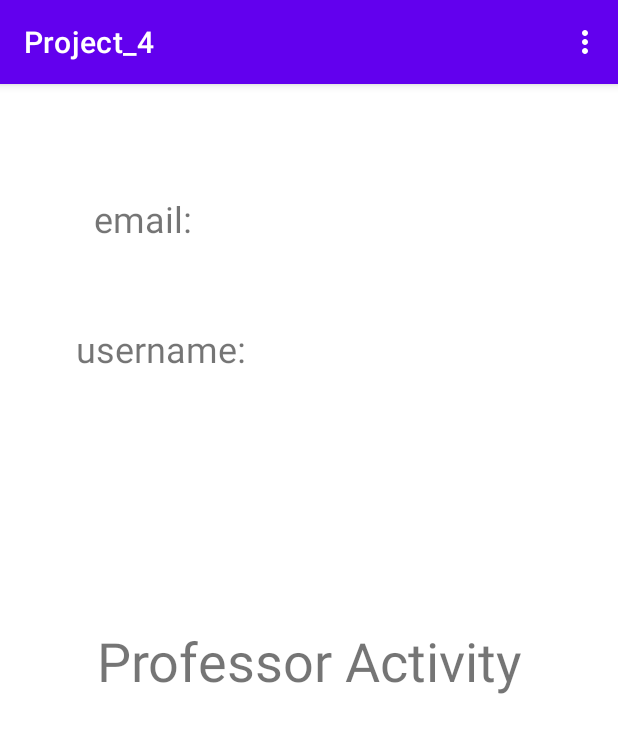
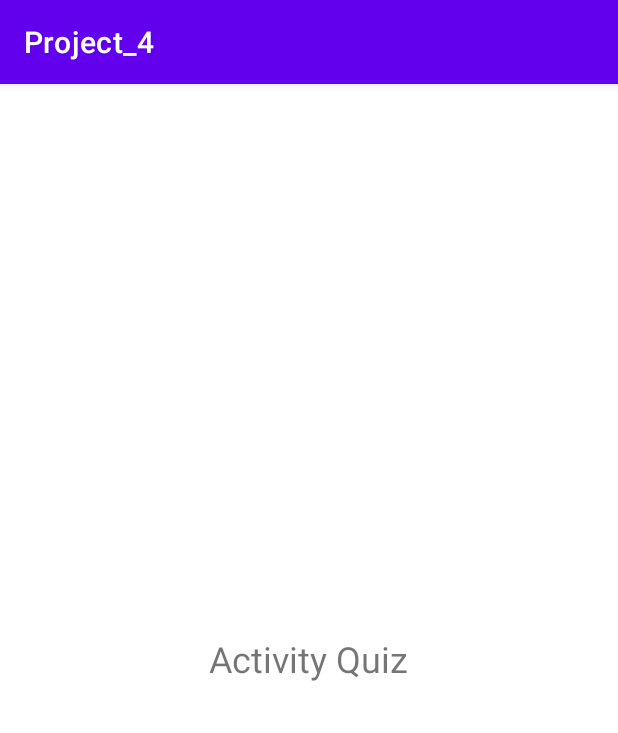
Before and after one commit to crazay416/CECS_453_Project_4, an Android app: the ProfessorLogin_Activity screen opened directly, with no data from a screen before it, in the options menu, after a tap on "Quiz Settings", on a phone screen of 412 x 824 dp. Shown: the top 733 px of the screen. Run offline under Robolectric (Android 15) with nearby library versions, the phone set to English and light mode, and no system bars; our stand-ins replace Firebase (no records; nobody signed in at launch, a user with empty details on screens opened directly), navigation-ui.

Commit message:
Created AssignStudent_Activity and QuizSettings_Activity

```diff
--- a/app/src/main/AndroidManifest.xml
+++ b/app/src/main/AndroidManifest.xml
@@ -9,7 +9,9 @@
         android:roundIcon="@mipmap/ic_launcher_round"
         android:supportsRtl="true"
         android:theme="@style/Theme.Project_4">
-        <activity android:name=".Student_Report"></activity>
+        <activity android:name=".AssignStudent_Activity"></activity>
+        <activity android:name=".QuizSettings_Activity" />
+        <activity android:name=".Student_Report" />
         <activity android:name=".ProfessorLogin_Activity" />
         <activity android:name=".StudentLogin_Activity" />
         <activity android:name=".MainActivity" />
--- a/app/src/main/java/com/example/project_4/ProfessorLogin_Activity.java
+++ b/app/src/main/java/com/example/project_4/ProfessorLogin_Activity.java
@@ -8,6 +8,7 @@ import androidx.navigation.Navigation;
 import androidx.navigation.ui.AppBarConfiguration;
 import androidx.navigation.ui.NavigationUI;
 
+import android.content.Intent;
 import android.os.Bundle;
 import android.view.Menu;
 import android.view.MenuItem;
@@ -30,45 +31,12 @@ public class ProfessorLogin_Activity extends AppCompatActivity {
 
     private String userID;
 
-    private AppBarConfiguration mAppBarConfiguration;
-
     @Override
     protected void onCreate(Bundle savedInstanceState) {
         super.onCreate(savedInstanceState);
         setContentView(R.layout.activity_professor_login);
         getCurrentUser();
     }
-
-        /*
-        DrawerLayout drawer = findViewById(R.id.drawer_layout);
-        NavigationView navigationView = findViewById(R.id.nav_view);
-        // Passing each menu ID as a set of Ids because each
-        // menu should be considered as top level destinations.
-        mAppBarConfiguration = new AppBarConfiguration.Builder(
-                R.id.nav_home, R.id.nav_quiz)
-                .setDrawerLayout(drawer)
-                .build();
-        NavController navController = Navigation.findNavController(this, R.id.nav_host_fragment);
-        NavigationUI.setupActionBarWithNavController(this, navController, mAppBarConfiguration);
-        NavigationUI.setupWithNavController(navigationView, navController);
-
-    }
-
-    @Override
-    public boolean onCreateOptionsMenu(Menu menu) {
-        // Inflate the menu; this adds items to the action bar if it is present.
-        getMenuInflater().inflate(R.menu.main, menu);
-        return true;
-    }
-
-    @Override
-    public boolean onSupportNavigateUp() {
-        NavController navController = Navigation.findNavController(this, R.id.nav_host_fragment);
-        return NavigationUI.navigateUp(navController, mAppBarConfiguration)
-                || super.onSupportNavigateUp();
-    }
-
-         */
 
 
     @Override
@@ -81,7 +49,16 @@ public class ProfessorLogin_Activity extends AppCompatActivity {
 
     @Override
     public boolean onOptionsItemSelected(MenuItem item){
-        //Toast.makeText(this, "Selected Item: " + item.getTitle(), Toast.LENGTH_SHORT).show();
+        switch(item.getItemId()){
+            case R.id.quiz_id:
+                Intent quizIntent = new Intent(ProfessorLogin_Activity.this, QuizSettings_Activity.class);
+                startActivity(quizIntent);
+                break;
+            case R.id.assignstudent_id:
+                Intent assignIntent = new Intent(ProfessorLogin_Activity.this, AssignStudent_Activity.class);
+                startActivity(assignIntent);
+                break;
+        }
         return true;
     }
 
--- /dev/null
+++ b/app/src/main/java/com/example/project_4/QuizSettings_Activity.java
@@ -0,0 +1,14 @@
+package com.example.project_4;
+
+import androidx.appcompat.app.AppCompatActivity;
+
+import android.os.Bundle;
+
+public class QuizSettings_Activity extends AppCompatActivity {
+
+    @Override
+    protected void onCreate(Bundle savedInstanceState) {
+        super.onCreate(savedInstanceState);
+        setContentView(R.layout.activity_quiz_settings);
+    }
+}
--- a/app/src/main/res/layout/activity_professor_login.xml
+++ b/app/src/main/res/layout/activity_professor_login.xml
@@ -1,30 +1,4 @@
 <?xml version="1.0" encoding="utf-8"?>
-<!--
-<androidx.drawerlayout.widget.DrawerLayout xmlns:android="http://schemas.android.com/apk/res/android"
-    xmlns:app="http://schemas.android.com/apk/res-auto"
-    xmlns:tools="http://schemas.android.com/tools"
-    android:id="@+id/drawer_layout"
-    android:layout_width="match_parent"
-    android:layout_height="match_parent"
-    android:fitsSystemWindows="true"
-    tools:openDrawer="start">
-
-    <include
-        layout="@layout/app_bar_main"
-        android:layout_width="match_parent"
-        android:layout_height="match_parent" />
-
-    <com.google.android.material.navigation.NavigationView
-        android:id="@+id/nav_view"
-        android:layout_width="wrap_content"
-        android:layout_height="match_parent"
-        android:layout_gravity="start"
-        android:fitsSystemWindows="true"
-        app:headerLayout="@layout/nav_header_main"
-        app:menu="@menu/activity_main_drawer" />
-</androidx.drawerlayout.widget.DrawerLayout>
--->
-
 
 <androidx.constraintlayout.widget.ConstraintLayout xmlns:android="http://schemas.android.com/apk/res/android"
     xmlns:app="http://schemas.android.com/apk/res-auto"
@@ -32,8 +6,7 @@
     android:layout_width="match_parent"
     android:layout_height="match_parent"
     tools:context=".ProfessorLogin_Activity"
-    android:id="@+id/drawer_layout"
-    >
+    android:id="@+id/drawer_layout">
 
     <TextView
         android:id="@+id/textView3"
--- /dev/null
+++ b/app/src/main/res/layout/activity_quiz_settings.xml
@@ -0,0 +1,21 @@
+<?xml version="1.0" encoding="utf-8"?>
+<androidx.constraintlayout.widget.ConstraintLayout xmlns:android="http://schemas.android.com/apk/res/android"
+    xmlns:app="http://schemas.android.com/apk/res-auto"
+    xmlns:tools="http://schemas.android.com/tools"
+    android:layout_width="match_parent"
+    android:layout_height="match_parent"
+    tools:context=".QuizSettings_Activity">
+
+    <TextView
+        android:id="@+id/textView4"
+        android:layout_width="wrap_content"
+        android:layout_height="wrap_content"
+        android:text="Activity Quiz"
+        android:textSize="24sp"
+        app:layout_constraintBottom_toBottomOf="parent"
+        app:layout_constraintEnd_toEndOf="parent"
+        app:layout_constraintHorizontal_bias="0.498"
+        app:layout_constraintStart_toStartOf="parent"
+        app:layout_constraintTop_toTopOf="parent"
+        app:layout_constraintVertical_bias="0.499" />
+</androidx.constraintlayout.widget.ConstraintLayout>
--- a/app/src/main/res/menu/admin_settings.xml
+++ b/app/src/main/res/menu/admin_settings.xml
@@ -1,9 +1,9 @@
 <?xml version="1.0" encoding="utf-8"?>
 <menu xmlns:android="http://schemas.android.com/apk/res/android">
     <item
-        android:id="@+id/mail"
+        android:id="@+id/quiz_id"
         android:title="@string/quiz_settings" />
-    <item android:id="@+id/upload"
+    <item android:id="@+id/assignstudent_id"
         android:title="@string/assign_students"/>
 
 </menu>
```
Also changed, not shown: app/src/main/java/com/example/project_4/AssignStudent_Activity.java (added, +14 -0 lines), app/src/main/java/com/example/project_4/MainActivity.java (+0 -65 lines), app/src/main/res/layout/activity_assign_student.xml (added, +19 -0 lines).
